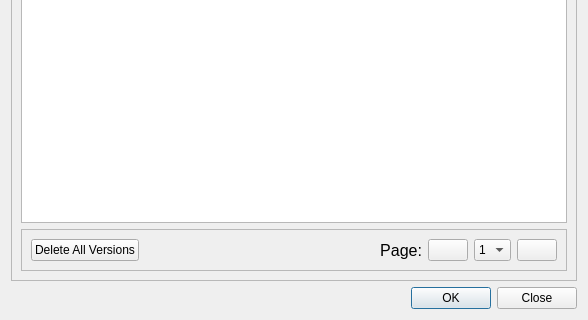
Old version of the form pyside6_ui/trashbin_manager.ui in the repository NewGuy103/syncServer; both pictures show x 0 to 588 and y 216 to 536 of the 588 by 536 pixel window.
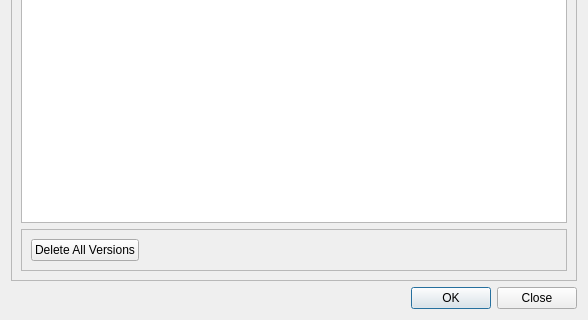
New version of the form. Icons and pictures are not drawn.

Diff of the .ui file:
```diff
--- a/pyside6_ui/trashbin_manager.ui
+++ b/pyside6_ui/trashbin_manager.ui
@@ -86,66 +86,17 @@
           </widget>
          </item>
          <item>
-          <widget class="QLabel" name="currentPageLabel">
-           <property name="font">
-            <font>
-             <pointsize>12</pointsize>
-            </font>
+          <spacer name="horizontalSpacer">
+           <property name="orientation">
+            <enum>Qt::Orientation::Horizontal</enum>
            </property>
-           <property name="text">
-            <string>Page:</string>
+           <property name="sizeHint" stdset="0">
+            <size>
+             <width>40</width>
+             <height>20</height>
+            </size>
            </property>
-           <property name="alignment">
-            <set>Qt::AlignmentFlag::AlignRight|Qt::AlignmentFlag::AlignTrailing|Qt::AlignmentFlag::AlignVCenter</set>
-           </property>
-          </widget>
-         </item>
-         <item>
-          <widget class="QPushButton" name="goBackButton">
-           <property name="sizePolicy">
-            <sizepolicy hsizetype="Fixed" vsizetype="Maximum">
-             <horstretch>0</horstretch>
-             <verstretch>0</verstretch>
-            </sizepolicy>
-           </property>
-           <property name="text">
-            <string/>
-           </property>
-           <property name="icon">
-            <iconset theme="QIcon::ThemeIcon::GoPrevious"/>
-           </property>
-          </widget>
-         </item>
-         <item>
-          <widget class="QComboBox" name="currentPageComboBox">
-           <property name="sizePolicy">
-            <sizepolicy hsizetype="Fixed" vsizetype="Fixed">
-             <horstretch>0</horstretch>
-             <verstretch>0</verstretch>
-            </sizepolicy>
-           </property>
-           <item>
-            <property name="text">
-             <string>1</string>
-            </property>
-           </item>
-          </widget>
-         </item>
-         <item>
-          <widget class="QPushButton" name="goForwardButton">
-           <property name="sizePolicy">
-            <sizepolicy hsizetype="Fixed" vsizetype="Fixed">
-             <horstretch>0</horstretch>
-             <verstretch>0</verstretch>
-            </sizepolicy>
-           </property>
-           <property name="text">
-            <string/>
-           </property>
-           <property name="icon">
-            <iconset theme="QIcon::ThemeIcon::GoNext"/>
-           </property>
-          </widget>
+          </spacer>
          </item>
         </layout>
        </widget>
```
